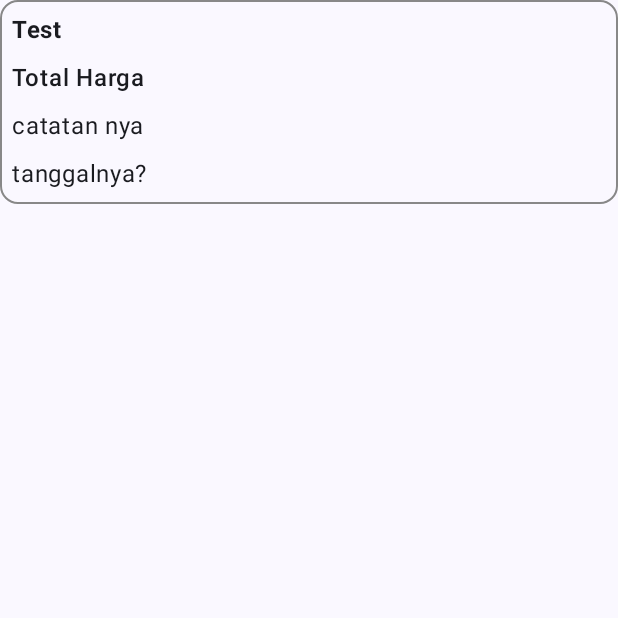
After one commit to mega105/Warung-Bapak-Pagi, an Android app built with Jetpack Compose: the composable GridItem shown on its own in the app's theme, on a phone screen of 412 x 824 dp, the top half of it. The commit adds this screen. Run offline under Robolectric (Android 15) with nearby library versions, the phone set to English and light mode, and no system bars.

Commit message:
Add ListItem & GridItem

```diff
--- /dev/null
+++ b/app/src/main/java/org/d3if0037/warungbapakpagi/ui/screen/GridItem.kt
@@ -0,0 +1,70 @@
+package org.d3if0037.warungbapakpagi.ui.screen
+
+import android.content.res.Configuration
+import androidx.compose.foundation.BorderStroke
+import androidx.compose.foundation.clickable
+import androidx.compose.foundation.layout.Arrangement
+import androidx.compose.foundation.layout.Column
+import androidx.compose.foundation.layout.fillMaxWidth
+import androidx.compose.foundation.layout.padding
+import androidx.compose.material3.Card
+import androidx.compose.material3.CardDefaults
+import androidx.compose.material3.MaterialTheme
+import androidx.compose.material3.Text
+import androidx.compose.runtime.Composable
+import androidx.compose.ui.Modifier
+import androidx.compose.ui.graphics.Color
+import androidx.compose.ui.text.font.FontWeight
+import androidx.compose.ui.text.style.TextOverflow
+import androidx.compose.ui.tooling.preview.Preview
+import androidx.compose.ui.unit.dp
+import org.d3if0037.warungbapakpagi.ui.theme.WarungBapakPagiTheme
+
+@Composable
+fun GridItem(onClick: () -> Unit) {
+    Card(
+        modifier = Modifier
+            .fillMaxWidth()
+            .clickable { onClick() },
+        colors = CardDefaults.cardColors(
+            containerColor = MaterialTheme.colorScheme.surface
+        ),
+        border = BorderStroke(1.dp, Color.Gray)
+    ) {
+        Column(
+            modifier = Modifier
+                .padding(8.dp),
+            verticalArrangement = Arrangement.spacedBy(8.dp)
+        ) {
+            Text(
+                text = "Test",
+                maxLines = 1,
+                overflow = TextOverflow.Ellipsis,
+                fontWeight = FontWeight.Bold
+            )
+            Text(
+                text = "Total Harga",
+                maxLines = 1,
+                overflow = TextOverflow.Ellipsis,
+                fontWeight = FontWeight.SemiBold
+            )
+            Text(
+                text = "catatan nya",
+                maxLines = 2,
+                overflow = TextOverflow.Ellipsis
+            )
+            Text(text = "tanggalnya?")
+        }
+    }
+}
+
+@Preview(showBackground = true)
+@Preview(uiMode = Configuration.UI_MODE_NIGHT_YES, showBackground = true)
+@Composable
+fun GridPreview() {
+    WarungBapakPagiTheme {
+        GridItem {
+
+        }
+    }
+}
--- a/app/src/main/java/org/d3if0037/warungbapakpagi/ui/screen/Kirim.kt
+++ b/app/src/main/java/org/d3if0037/warungbapakpagi/ui/screen/Kirim.kt
@@ -4,7 +4,6 @@ import android.content.res.Configuration
 import androidx.compose.foundation.Image
 import androidx.compose.foundation.layout.Arrangement
 import androidx.compose.foundation.layout.Column
-import androidx.compose.foundation.layout.PaddingValues
 import androidx.compose.foundation.layout.fillMaxSize
 import androidx.compose.foundation.layout.fillMaxWidth
 import androidx.compose.foundation.layout.padding
```
Also changed, not shown: app/src/main/java/org/d3if0037/warungbapakpagi/ui/screen/ListItem.kt (added, +58 -0 lines).
